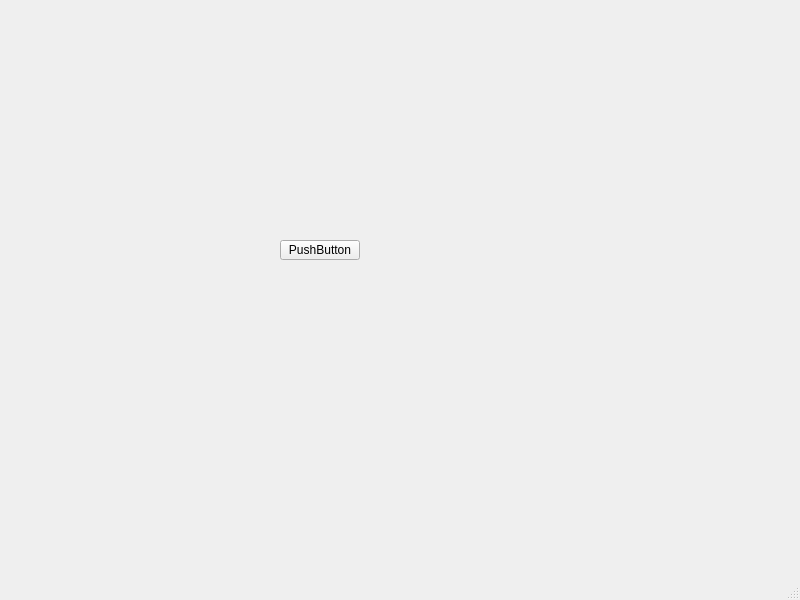
Before: the Qt Designer form mainwindow.ui in nolongerhesitate/SimilitudePicture, drawn with Qt 5.
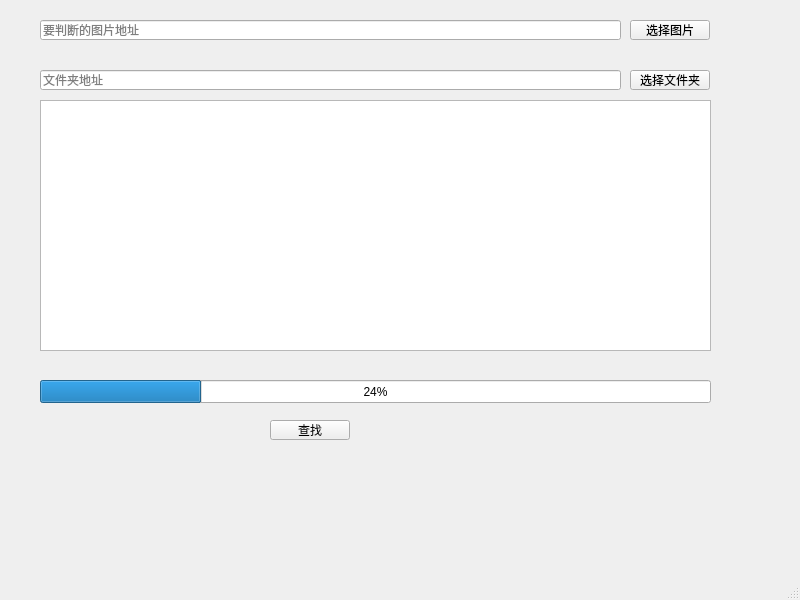
After: the same form once the commit is applied.

Commit message: 可以通过文件查找文件夹下相似的图片

```diff
--- a/mainwindow.ui
+++ b/mainwindow.ui
@@ -17,14 +17,89 @@
    <widget class="QPushButton" name="pushButton">
     <property name="geometry">
      <rect>
-      <x>280</x>
-      <y>240</y>
+      <x>270</x>
+      <y>420</y>
       <width>80</width>
       <height>20</height>
      </rect>
     </property>
     <property name="text">
-     <string>PushButton</string>
+     <string>查找</string>
+    </property>
+   </widget>
+   <widget class="QTextEdit" name="textEdit">
+    <property name="geometry">
+     <rect>
+      <x>40</x>
+      <y>100</y>
+      <width>671</width>
+      <height>251</height>
+     </rect>
+    </property>
+   </widget>
+   <widget class="QLineEdit" name="imgLineEdit">
+    <property name="geometry">
+     <rect>
+      <x>40</x>
+      <y>20</y>
+      <width>581</width>
+      <height>20</height>
+     </rect>
+    </property>
+    <property name="placeholderText">
+     <string>要判断的图片地址</string>
+    </property>
+   </widget>
+   <widget class="QPushButton" name="selImgBtn">
+    <property name="geometry">
+     <rect>
+      <x>630</x>
+      <y>20</y>
+      <width>80</width>
+      <height>20</height>
+     </rect>
+    </property>
+    <property name="text">
+     <string>选择图片</string>
+    </property>
+   </widget>
+   <widget class="QLineEdit" name="dirLineEdit">
+    <property name="geometry">
+     <rect>
+      <x>40</x>
+      <y>70</y>
+      <width>581</width>
+      <height>20</height>
+     </rect>
+    </property>
+    <property name="placeholderText">
+     <string>文件夹地址</string>
+    </property>
+   </widget>
+   <widget class="QPushButton" name="selDirBtn">
+    <property name="geometry">
+     <rect>
+      <x>630</x>
+      <y>70</y>
+      <width>80</width>
+      <height>20</height>
+     </rect>
+    </property>
+    <property name="text">
+     <string>选择文件夹</string>
+    </property>
+   </widget>
+   <widget class="QProgressBar" name="progressBar">
+    <property name="geometry">
+     <rect>
+      <x>40</x>
+      <y>380</y>
+      <width>671</width>
+      <height>23</height>
+     </rect>
+    </property>
+    <property name="value">
+     <number>24</number>
     </property>
    </widget>
   </widget>
```
The commit also changes 3 other files.
